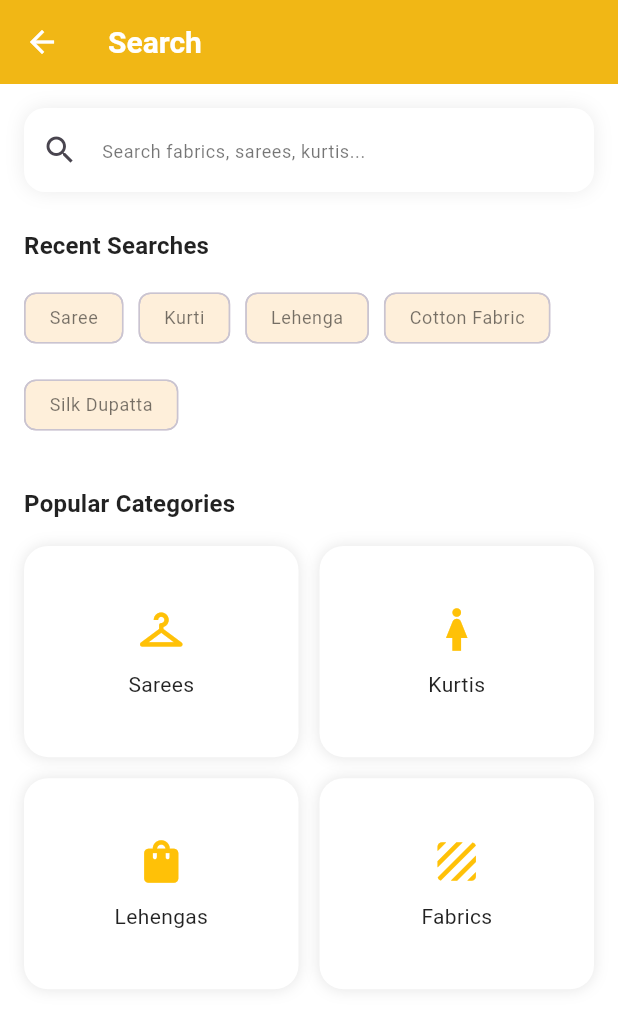
After one commit to priyanshub001/vastraa, a Flutter app: the SearchPage screen opened directly, on a phone screen of 412 x 824 dp. The commit adds this screen. Shown: the top 1029 px of the screen. Run offline on Flutter 3.47's test engine with Material 3 defaults, Android fonts, the phone set to English and light mode, and no system bars.

Commit message:
search page created

```diff
--- a/Frontend_app/lib/HomePage.dart
+++ b/Frontend_app/lib/HomePage.dart
@@ -1,4 +1,5 @@
 import 'package:flutter/material.dart';
+import 'package:vastra/SearchPage.dart';
 
 class Homepage extends StatefulWidget {
   State<Homepage> createState() => _Homepage();
@@ -174,7 +175,13 @@ class _Homepage extends State<Homepage> {
         ),
 
         actions: [
-          IconButton(onPressed: () {}, icon: Icon(Icons.search)),
+          IconButton(onPressed: () {
+            Navigator.push(
+              context,
+              MaterialPageRoute(builder: (_) => SearchPage()),
+            );
+
+          }, icon: Icon(Icons.search)),
           IconButton(onPressed: () {}, icon: Icon(Icons.add_card_rounded)),
         ],
       ),
--- /dev/null
+++ b/Frontend_app/lib/SearchPage.dart
@@ -0,0 +1,156 @@
+import 'package:flutter/material.dart';
+
+class SearchPage extends StatefulWidget {
+  const SearchPage({super.key});
+
+  @override
+  State<SearchPage> createState() => _SearchPageState();
+}
+
+class _SearchPageState extends State<SearchPage> {
+  final TextEditingController _searchController = TextEditingController();
+
+  List<String> recentSearches = [
+    "Saree",
+    "Kurti",
+    "Lehenga",
+    "Cotton Fabric",
+    "Silk Dupatta"
+  ];
+
+  @override
+  Widget build(BuildContext context) {
+    final theme = Theme.of(context);
+
+    return Scaffold(
+      appBar: AppBar(
+        title: const Text("Search"),
+      ),
+
+      body: Padding(
+        padding: const EdgeInsets.all(16),
+        child: Column(
+          crossAxisAlignment: CrossAxisAlignment.start,
+          children: [
+
+            Container(
+              decoration: BoxDecoration(
+                color: theme.cardColor,
+                borderRadius: BorderRadius.circular(14),
+                boxShadow: [
+                  BoxShadow(
+                    color: Colors.black.withOpacity(0.08),
+                    blurRadius: 10,
+                  )
+                ],
+              ),
+              child: TextField(
+                controller: _searchController,
+                decoration: InputDecoration(
+                  hintText: "Search fabrics, sarees, kurtis...",
+                  hintStyle: theme.textTheme.bodySmall,
+                  prefixIcon: const Icon(Icons.search),
+                  suffixIcon: _searchController.text.isNotEmpty
+                      ? IconButton(
+                    icon: const Icon(Icons.clear),
+                    onPressed: () {
+                      _searchController.clear();
+                      setState(() {});
+                    },
+                  )
+                      : null,
+                  border: InputBorder.none,
+                  contentPadding: const EdgeInsets.all(16),
+                ),
+                onChanged: (value) {
+                  setState(() {});
+                },
+              ),
+            ),
+
+            const SizedBox(height: 24),
+
+            Text(
+              "Recent Searches",
+              style: theme.textTheme.titleMedium,
+            ),
+
+            const SizedBox(height: 12),
+
+            Wrap(
+              spacing: 10,
+              runSpacing: 10,
+              children: recentSearches.map((item) {
+                return GestureDetector(
+                  onTap: () {
+                    _searchController.text = item;
+                    setState(() {});
+                  },
+                  child: Chip(
+                    label: Text(item),
+                    backgroundColor: theme.primaryColor.withOpacity(0.15),
+                    labelStyle: theme.textTheme.bodySmall,
+                  ),
+                );
+              }).toList(),
+            ),
+
+            const SizedBox(height: 30),
+
+            Text(
+              "Popular Categories",
+              style: theme.textTheme.titleMedium,
+            ),
+
+            const SizedBox(height: 16),
+
+            Expanded(
+              child: GridView.count(
+                crossAxisCount: 2,
+                crossAxisSpacing: 14,
+                mainAxisSpacing: 14,
+                childAspectRatio: 1.3,
+                children: [
+                  _categoryCard(context, "Sarees", Icons.checkroom),
+                  _categoryCard(context, "Kurtis", Icons.woman),
+                  _categoryCard(context, "Lehengas", Icons.shopping_bag),
+                  _categoryCard(context, "Fabrics", Icons.texture),
+                ],
+              ),
+            )
+          ],
+        ),
+      ),
+    );
+  }
+
+  Widget _categoryCard(BuildContext context, String title, IconData icon) {
+    final theme = Theme.of(context);
+
+    return Container(
+      decoration: BoxDecoration(
+        color: theme.cardColor,
+        borderRadius: BorderRadius.circular(16),
+        boxShadow: [
+          BoxShadow(
+            color: Colors.black.withOpacity(0.1),
+            blurRadius: 8,
+          )
+        ],
+      ),
+      child: Center(
+        child: Column(
+          mainAxisAlignment: MainAxisAlignment.center,
+          children: [
+            Icon(icon, size: 34, color: theme.primaryColor),
+            const SizedBox(height: 10),
+            Text(
+              title,
+              style: theme.textTheme.bodyMedium,
+            ),
+          ],
+        ),
+      ),
+    );
+  }
+}
```
